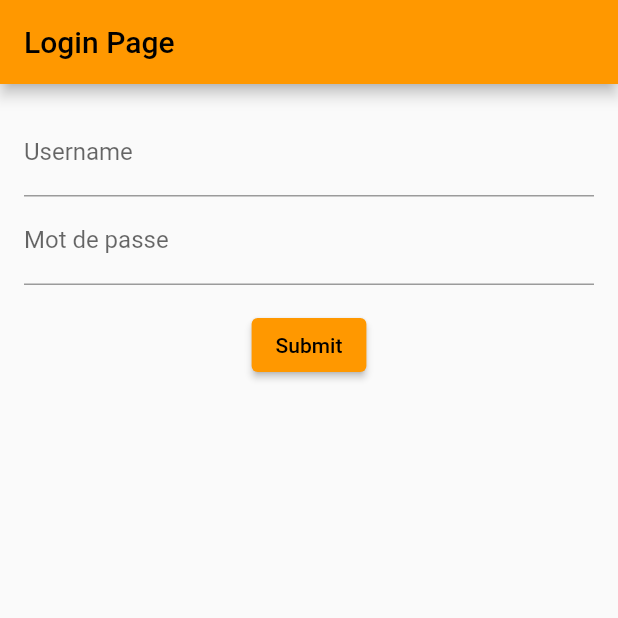
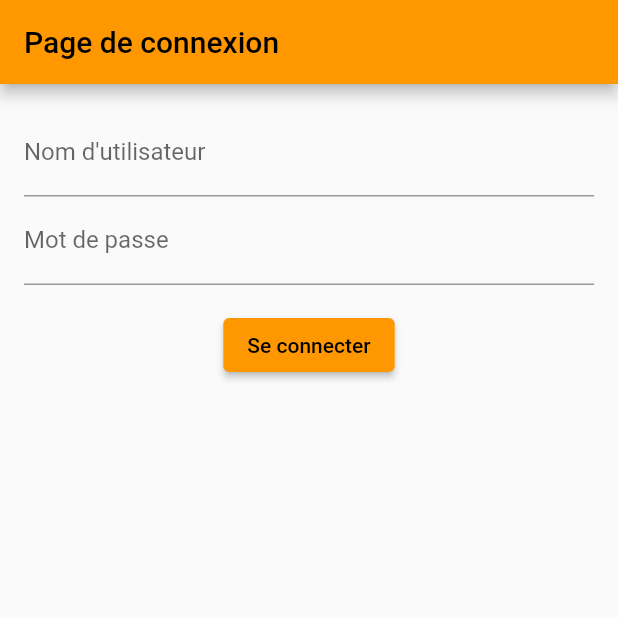
Before and after one commit to Snikyy4/projet_mob, a Flutter app: the screen it shows after launch, on a phone screen of 412 x 824 dp, the top half of it. Run offline on Flutter 3.47's test engine with Material 2 defaults, Android fonts, the phone set to English and light mode, and no system bars; our stand-ins replace sqflite; accounts and stored records are empty.

Commit message:
interface db

```diff
--- a/lib/database.dart
+++ b/lib/database.dart
@@ -174,7 +174,7 @@
   Widget build(BuildContext context) {
     return Scaffold(
       appBar: AppBar(
-        title: const Text('Login Page'),
+        title: const Text('Page de connexion'),
       ),
       body: Padding(
         padding: const EdgeInsets.all(16.0),
@@ -185,7 +185,7 @@
               TextFormField(
                 controller: _usernameController,
                 decoration: const InputDecoration(
-                  labelText: 'Username',
+                  labelText: "Nom d'utilisateur",
                 ),
                 validator: (value) {
                   if (value?.isEmpty ?? true) return 'Username';
@@ -206,7 +206,7 @@
               const SizedBox(height: 16.0),
               ElevatedButton(
                 onPressed: _onSubmit,
-                child: const Text('Submit'),
+                child: const Text('Se connecter'),
               ),
             ],
           ),
--- a/pubspec.yaml
+++ b/pubspec.yaml
@@ -62,6 +62,7 @@
   # To add assets to your application, add an assets section, like this:
   assets:
     - lib/assets/
+    - lib/assets/pays/
 
   # An image asset can refer to one or more resolution-specific "variants", see
   # https://flutter.dev/assets-and-images/#resolution-aware
```
